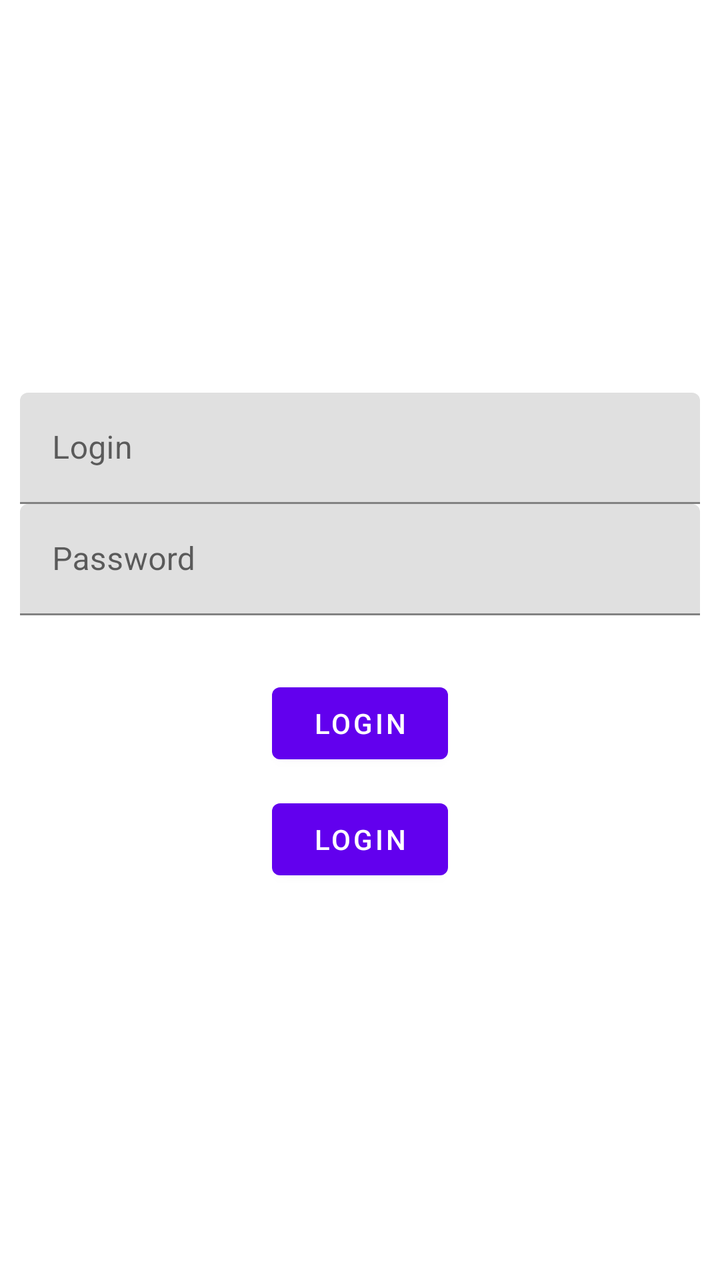
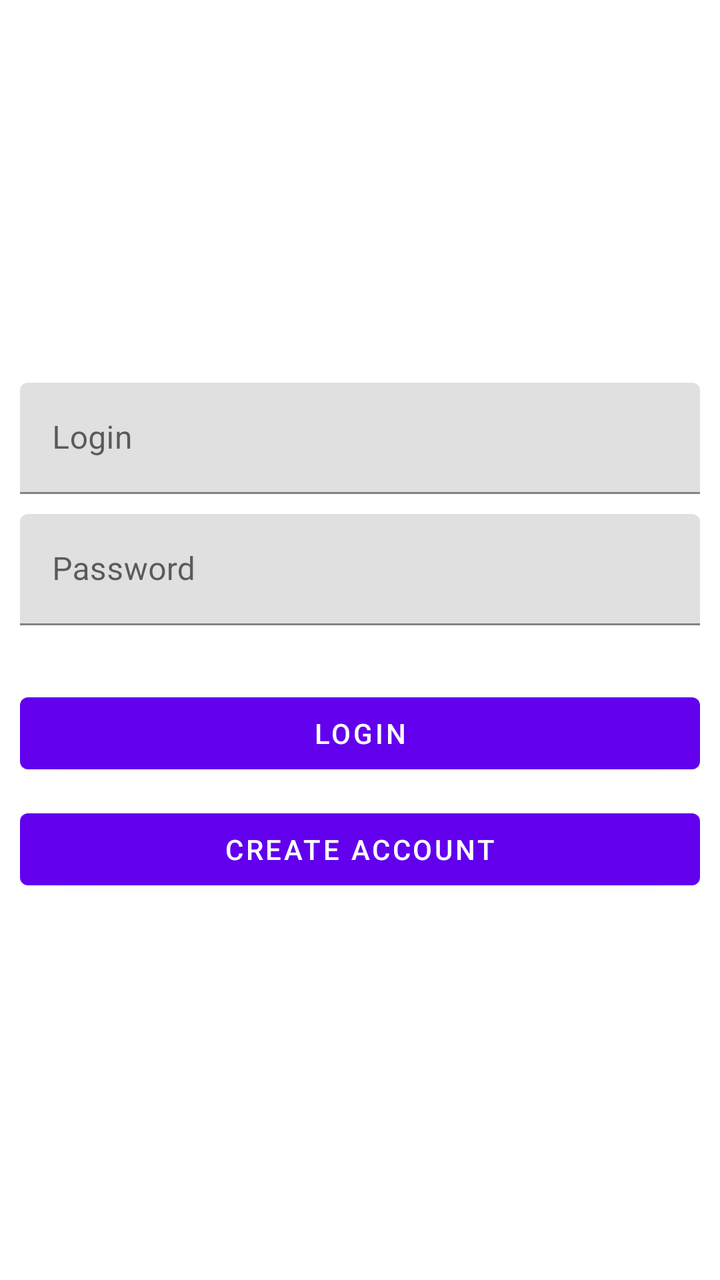

Screens rendered from an Android XML layout before and after an edit, with the pre-edit source and the edit as a unified diff.
<!-- AndroidManifest.xml: application theme Theme.Android4A -->
<!-- res/layout/activity_main.xml -->
<?xml version="1.0" encoding="utf-8"?>
<androidx.constraintlayout.widget.ConstraintLayout xmlns:android="http://schemas.android.com/apk/res/android"
    xmlns:app="http://schemas.android.com/apk/res-auto"
    xmlns:tools="http://schemas.android.com/tools"
    android:layout_width="match_parent"
    android:layout_height="match_parent"
    android:padding="10dp"
    tools:context=".presentation.main.MainActivity">

    <com.google.android.material.textfield.TextInputLayout
        android:id="@+id/login_input_layout"
        android:layout_width="match_parent"
        android:layout_height="wrap_content"
        android:hint="Login"
        app:layout_constraintVertical_chainStyle="packed"
        app:layout_constraintTop_toTopOf="parent"
        app:layout_constraintStart_toStartOf="parent"
        app:layout_constraintEnd_toEndOf="parent"
        app:layout_constraintBottom_toTopOf="@+id/password_input_layout">


        <com.google.android.material.textfield.TextInputEditText
            android:id="@+id/login_edit"
            android:layout_width="match_parent"
            android:layout_height="wrap_content"
            android:inputType="text"
            />

    </com.google.android.material.textfield.TextInputLayout>


    <com.google.android.material.textfield.TextInputLayout
        android:id="@+id/password_input_layout"
        android:layout_width="match_parent"
        android:layout_height="wrap_content"
        android:hint="Password"
        app:layout_constraintTop_toBottomOf="@+id/login_input_layout"
        app:layout_constraintStart_toStartOf="parent"
        app:layout_constraintEnd_toEndOf="parent"
        app:layout_constraintBottom_toTopOf="@+id/login_button">

        <com.google.android.material.textfield.TextInputEditText
            android:id="@+id/password_edit"
            android:layout_width="match_parent"
            android:layout_height="wrap_content"
            android:inputType="textPassword"
            />

    </com.google.android.material.textfield.TextInputLayout>




    <com.google.android.material.button.MaterialButton
        android:id="@+id/login_button"
        android:layout_width="wrap_content"
        android:layout_height="wrap_content"
        android:layout_marginTop="30dp"
        app:layout_constraintBottom_toTopOf="@+id/create_account_button"
        app:layout_constraintLeft_toLeftOf="parent"
        app:layout_constraintRight_toRightOf="parent"
        app:layout_constraintTop_toBottomOf="@+id/password_input_layout"
        android:text="Login"
        />

    <com.google.android.material.button.MaterialButton
        android:id="@+id/create_account_button"
        android:layout_width="wrap_content"
        android:layout_height="wrap_content"
        android:layout_marginTop="10dp"
        app:layout_constraintBottom_toBottomOf="parent"
        app:layout_constraintLeft_toLeftOf="parent"
        app:layout_constraintRight_toRightOf="parent"
        app:layout_constraintTop_toBottomOf="@+id/login_button"
        android:text="Login"
        />


</androidx.constraintlayout.widget.ConstraintLayout>
<!-- resources referenced by this layout -->
<resources>
  <style name="Theme.Android4A" parent="Theme.MaterialComponents.DayNight.DarkActionBar">
          
          <item name="colorPrimary">@color/purple_500</item>
          <item name="colorPrimaryVariant">@color/purple_700</item>
          <item name="colorOnPrimary">@color/white</item>
          
          <item name="colorSecondary">@color/teal_200</item>
          <item name="colorSecondaryVariant">@color/teal_700</item>
          <item name="colorOnSecondary">@color/black</item>
          
          <item name="android:statusBarColor" tools:targetApi="l">?attr/colorPrimaryVariant</item>
          
      </style>
  <color name="purple_500">#FF6200EE</color>
  <color name="purple_700">#FF3700B3</color>
  <color name="white">#FFFFFFFF</color>
  <color name="teal_200">#FF03DAC5</color>
  <color name="teal_700">#FF018786</color>
  <color name="black">#FF000000</color>
</resources>

<!-- the commit's change to res/layout/activity_main.xml (unified diff, before → after) -->
@@ -34,6 +34,7 @@
         android:layout_width="match_parent"
         android:layout_height="wrap_content"
         android:hint="Password"
+        android:layout_marginTop="10dp"
         app:layout_constraintTop_toBottomOf="@+id/login_input_layout"
         app:layout_constraintStart_toStartOf="parent"
         app:layout_constraintEnd_toEndOf="parent"
@@ -53,7 +54,7 @@
 
     <com.google.android.material.button.MaterialButton
         android:id="@+id/login_button"
-        android:layout_width="wrap_content"
+        android:layout_width="match_parent"
         android:layout_height="wrap_content"
         android:layout_marginTop="30dp"
         app:layout_constraintBottom_toTopOf="@+id/create_account_button"
@@ -65,14 +66,14 @@
 
     <com.google.android.material.button.MaterialButton
         android:id="@+id/create_account_button"
-        android:layout_width="wrap_content"
+        android:layout_width="match_parent"
         android:layout_height="wrap_content"
         android:layout_marginTop="10dp"
         app:layout_constraintBottom_toBottomOf="parent"
         app:layout_constraintLeft_toLeftOf="parent"
         app:layout_constraintRight_toRightOf="parent"
         app:layout_constraintTop_toBottomOf="@+id/login_button"
-        android:text="Login"
+        android:text="Create Account"
         />
 
 
